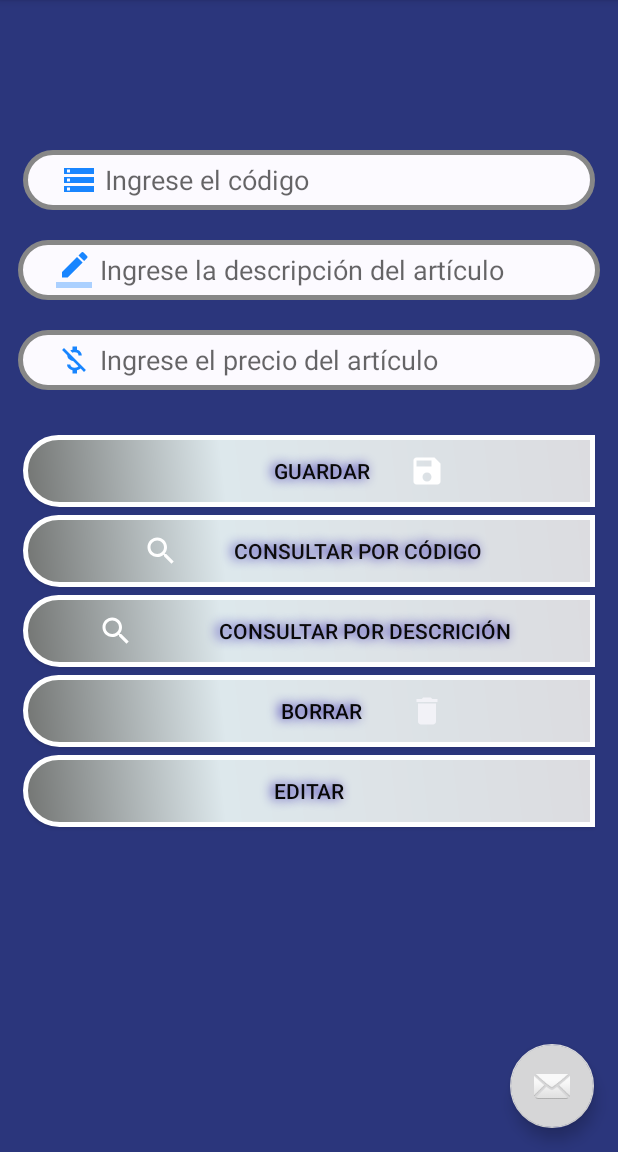
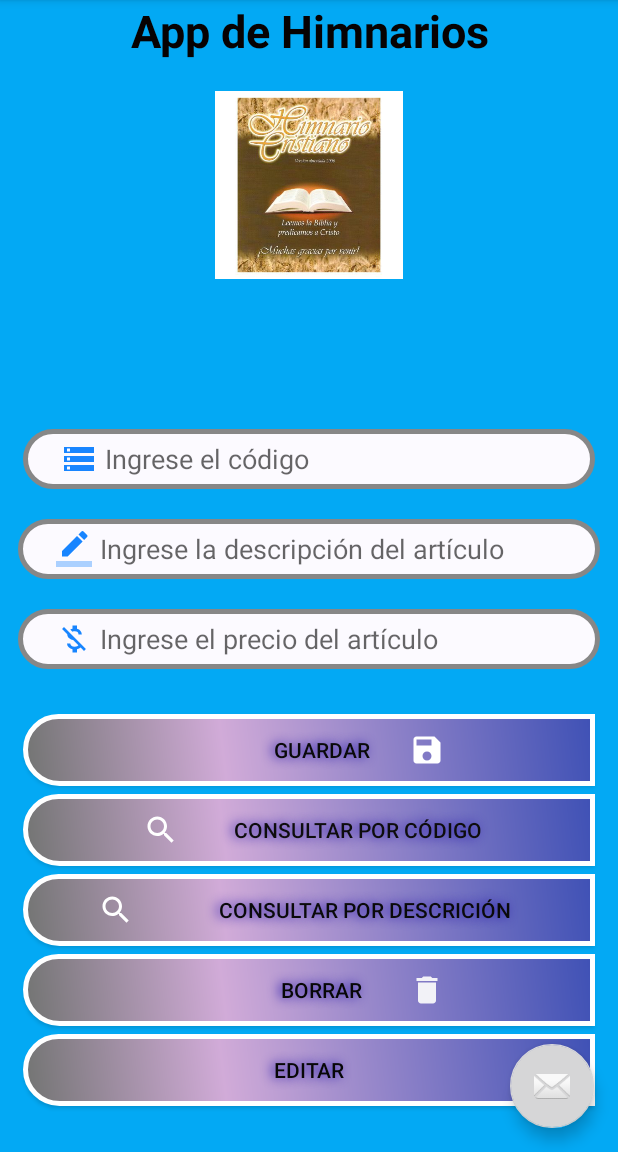
Before and after one commit to Carolyn9515/sqlites, an Android app: the screen it shows after launch (MainActivity), on a phone screen of 412 x 824 dp, the part 84-1236 px from its top. Run offline under Robolectric (Android 15) with nearby library versions, the phone set to English and light mode, and no system bars; our stand-ins replace Volley; 2 statements that could not run were skipped.

Commit message:
segundo reposotorio

```diff
--- a/app/build.gradle
+++ b/app/build.gradle
@@ -26,8 +26,6 @@ dependencies {
     testImplementation 'junit:junit:4.12'
     androidTestImplementation 'androidx.test.ext:junit:1.1.0'
     androidTestImplementation 'androidx.test.espresso:espresso-core:3.1.1'
-
-
     implementation 'com.google.android.material:material:1.0.0'
     implementation 'com.mcxiaoke.volley:library-aar:1.0.0'
     implementation 'com.github.bumptech.glide:glide:4.10.0'
--- a/app/src/main/java/com/example/sqlite/Config.java
+++ b/app/src/main/java/com/example/sqlite/Config.java
@@ -2,7 +2,7 @@ package com.example.sqlite;
 
 public class Config {
 
-    /*
+
     //URL PARA ACCESO REMOTA A BASE DE DATOS MYSQL DEL SERVIDOR DEL PROF. GÁMEZ EN LA NUBE.
     public static final String urlGuardar = "http://mjgl.com.sv/mysqlcrud/guardar.php";                               //Guardar datos DB.
     public static final String urlEliminar = "http://mjgl.com.sv/mysqlcrud/eliminar.php";                             //Eliminar datos DB.
@@ -14,8 +14,8 @@ public class Config {
     public static final String urlConsultaCodigo = "http://mjgl.com.sv/mysqlcrud/buscarArticulosCodigo.php";            //Busquedas por código.
     public static final String urlConsultaDescripcion = "http://mjgl.com.sv/mysqlcrud/buscarArticulosDescripcion.php";  //Busquedas por descripción.
     public static final String urlConsultaAllArticulos = "http://mjgl.com.sv/mysqlcrud/buscarArticulos.php";            //Devuelve todos los registros de la tabla MySQL.
-    */
 
+/*
     //URL PARA ACCESO A BASE DE DATOS LOCAL MYSQL.
     //public static final String urlGuardar = "http://localhost/conexion/guardar.php";                               //Guardar datos DB.
     public static final String urlGuardar = "http://localhost/conexion/guardar.php";                               //Guardar datos DB.
@@ -29,6 +29,6 @@ public class Config {
     public static final String urlConsultaCodigo = "http://localhost/conexion/buscarArticulosCodigo.php";            //Busquedas por código.
     public static final String urlConsultaDescripcion = "http://localhost/conexion/buscarArticulosDescripcion.php";  //Busquedas por descripción.
     public static final String urlConsultaAllArticulos = "http://localhost/conexion/buscarArticulos.php";            //Devuelve todos los registros de la tabla MySQL.
-
+*/
 
 }
--- a/app/src/main/java/com/example/sqlite/MainActivity.java
+++ b/app/src/main/java/com/example/sqlite/MainActivity.java
@@ -333,7 +333,12 @@ public class MainActivity extends AppCompatActivity {
         }else if(id == R.id.action_salir){
             DialogConfirmacion();
             return true;
+        }else if (id == R.id.acercade) {
+            Intent Acercade = new Intent(MainActivity.this, AcercaDe.class);
+            startActivity(Acercade);
+            return true;
         }
+
 
         return super.onOptionsItemSelected(item);
     }
--- a/app/src/main/res/drawable-v24/btn_estilo.xml
+++ b/app/src/main/res/drawable-v24/btn_estilo.xml
@@ -6,7 +6,7 @@
     <gradient
         android:angle="45"
         android:centerX="35%"
-        android:centerColor="#7582A8"
+        android:centerColor="#750659"
         android:startColor="#1976D2"
         android:endColor="#8D9DB4"
         android:type="linear"
--- a/app/src/main/res/drawable-v24/estiloboton.xml
+++ b/app/src/main/res/drawable-v24/estiloboton.xml
@@ -9,9 +9,9 @@
     <gradient
         android:angle="45"
         android:centerX="35%"
-        android:centerColor="#DDE8EC"
+        android:centerColor="#D1ABD8"
         android:startColor="#727472"
-        android:endColor="#DCDCE0"
+        android:endColor="#3F51B5"
         android:type="linear"
         />
     <padding
--- a/app/src/main/res/drawable-v24/estiloet2.xml
+++ b/app/src/main/res/drawable-v24/estiloet2.xml
@@ -9,7 +9,7 @@
     <gradient
         android:angle="0"
         android:centerX="35%"
-        android:centerColor="#268699"
+        android:centerColor="#9C27B0"
         android:startColor="#E8DFE4"
         android:endColor="#FFFFFF"
         android:type="linear"
--- a/app/src/main/res/layout/content_main.xml
+++ b/app/src/main/res/layout/content_main.xml
@@ -5,7 +5,7 @@
     android:layout_width="match_parent"
     android:layout_height="match_parent"
     android:orientation="vertical"
-    android:background="#2B367C"
+    android:background="#03A9F4"
     app:layout_behavior="@string/appbar_scrolling_view_behavior"
     tools:context=".MainActivity"
     tools:showIn="@layout/activity_main">
@@ -21,6 +21,24 @@
             android:layout_height="match_parent"
             android:orientation="vertical">
 
+
+<TextView
+    android:layout_width="match_parent"
+    android:layout_height="wrap_content"
+    android:text="App de Himnarios"
+    android:textAlignment="center"
+    android:textSize="30dp"
+    android:textStyle="bold"
+    android:textColor="#070202"
+    android:layout_marginBottom="10dp"
+    />
+
+                <ImageView
+                    android:layout_width="wrap_content"
+                    android:layout_height="125dp"
+                    android:layout_gravity="center"
+                    android:layout_marginTop="10dp"
+                    android:src="@drawable/himno" />
 
 
             <EditText
--- a/app/src/main/res/menu/menu_main.xml
+++ b/app/src/main/res/menu/menu_main.xml
@@ -23,6 +23,12 @@
         app:showAsAction="never" />
 
 
+    <item
+        android:id="@+id/acercade"
+        android:orderInCategory="100"
+        android:title="Acerca de"
+        app:showAsAction="never" />
+
     <!--<item
         android:id="@+id/action_listaArticulos1"
         android:icon="@drawable/ic_view"
--- a/app/src/main/res/values/strings.xml
+++ b/app/src/main/res/values/strings.xml
@@ -13,5 +13,4 @@
     <string name="register"><u><b><i>Copyright</i></b></u></string>
 
 
-
 </resources>
```
Also changed, not shown: app/src/main/AndroidManifest.xml (+10 -0 lines), app/src/main/java/com/example/sqlite/AcercaDe.java (added, +32 -0 lines), app/src/main/res/layout/activity_acerca_de.xml (added, +58 -0 lines), app/src/main/res/drawable-v24/jenn.jpg (added), app/src/main/res/drawable/himno.jpg (added).
